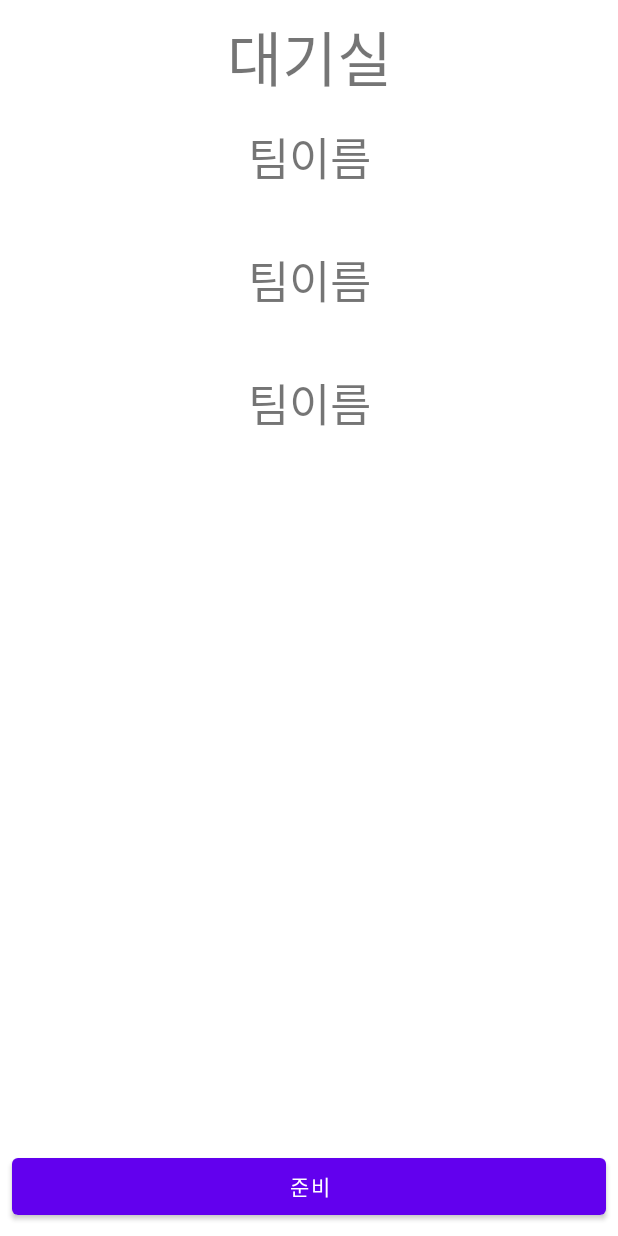
After one commit to bbackdo/bbackdo, an Android app: the layout activity_team.xml on its own in the app's theme, with its tools: preview values and no code run, on a phone screen of 412 x 824 dp. The commit adds this screen. Run offline under Robolectric (Android 15) with nearby library versions, the phone set to English and light mode, and no system bars.

Commit message:
뭐 많이함

```diff
--- a/app/src/main/java/com/example/bbackdo/MainActivity.kt
+++ b/app/src/main/java/com/example/bbackdo/MainActivity.kt
@@ -18,7 +18,7 @@ class MainActivity : AppCompatActivity() {
 
 
         main.testButton.setOnClickListener {
-            start<LoginActivity>()
+            start<TeamNumActivity>()
         }
 
         main.loginBtn.setOnClickListener {
--- /dev/null
+++ b/app/src/main/java/com/example/bbackdo/MemberAdapter.kt
@@ -0,0 +1,4 @@
+package com.example.bbackdo
+
+class MemberAdapter {
+}
--- /dev/null
+++ b/app/src/main/java/com/example/bbackdo/TeamAdapter.kt
@@ -0,0 +1,4 @@
+package com.example.bbackdo
+
+class TeamAdapter {
+}
--- /dev/null
+++ b/app/src/main/res/layout/activity_team.xml
@@ -0,0 +1,50 @@
+<?xml version="1.0" encoding="utf-8"?>
+
+<androidx.constraintlayout.widget.ConstraintLayout xmlns:android="http://schemas.android.com/apk/res/android"
+    xmlns:app="http://schemas.android.com/apk/res-auto"
+    xmlns:tools="http://schemas.android.com/tools"
+    android:layout_width="match_parent"
+    android:layout_height="match_parent"
+    tools:context=".TeamActivity"
+    tools:ignore="ContentDescription, SpUsage">
+
+    <TextView
+        android:id="@+id/teamTitle"
+        android:layout_width="0dp"
+        android:layout_height="50dp"
+        android:layout_margin="8dp"
+        android:text="대기실"
+        android:textAlignment="center"
+        android:textSize="40dp"
+        app:layout_constraintBottom_toTopOf="@id/recyclerView1"
+        app:layout_constraintEnd_toEndOf="parent"
+        app:layout_constraintStart_toStartOf="parent"
+        app:layout_constraintTop_toTopOf="parent" />
+
+
+    <androidx.recyclerview.widget.RecyclerView
+        android:id="@+id/recyclerView1"
+        android:layout_width="0dp"
+        android:layout_height="0dp"
+        android:layout_margin="8dp"
+        app:layout_constraintBottom_toTopOf="@id/readyButton"
+        app:layout_constraintEnd_toEndOf="parent"
+        app:layout_constraintStart_toStartOf="parent"
+        app:layout_constraintTop_toBottomOf="@+id/teamTitle"
+        tools:listitem="@layout/layout_team">
+
+    </androidx.recyclerview.widget.RecyclerView>
+
+    <Button
+        android:id="@+id/readyButton"
+        android:layout_width="0dp"
+        android:layout_height="50dp"
+        android:layout_margin="8dp"
+        android:text="준비"
+        app:layout_constraintBottom_toBottomOf="parent"
+        app:layout_constraintEnd_toEndOf="parent"
+        app:layout_constraintStart_toStartOf="parent"
+        app:layout_constraintTop_toBottomOf="@+id/recyclerView1" />
+
+
+</androidx.constraintlayout.widget.ConstraintLayout>
--- /dev/null
+++ b/app/src/main/res/layout/layout_team.xml
@@ -0,0 +1,34 @@
+<?xml version="1.0" encoding="utf-8"?>
+<androidx.constraintlayout.widget.ConstraintLayout xmlns:android="http://schemas.android.com/apk/res/android"
+    xmlns:app="http://schemas.android.com/apk/res-auto"
+    android:layout_width="match_parent"
+    android:layout_height="wrap_content"
+    xmlns:tools="http://schemas.android.com/tools">
+
+    <TextView
+        android:id="@+id/teamName"
+        android:layout_width="0dp"
+        android:layout_height="50dp"
+        android:layout_margin="8dp"
+        android:text="팀이름"
+        android:textAlignment="center"
+        android:textSize="30dp"
+        app:layout_constraintBottom_toTopOf="@+id/teamRcv"
+        app:layout_constraintEnd_toEndOf="parent"
+        app:layout_constraintStart_toStartOf="parent"
+        app:layout_constraintTop_toTopOf="parent" />
+
+    <androidx.recyclerview.widget.RecyclerView
+        android:id="@+id/teamRcv"
+        android:layout_width="0dp"
+        android:layout_height="wrap_content"
+        android:layout_margin="8dp"
+        tools:listitem="@layout/cell_member"
+        app:layout_constraintBottom_toBottomOf="parent"
+        app:layout_constraintEnd_toEndOf="parent"
+        app:layout_constraintStart_toStartOf="parent"
+        app:layout_constraintTop_toBottomOf="@id/teamName">
+
+    </androidx.recyclerview.widget.RecyclerView>
+
+</androidx.constraintlayout.widget.ConstraintLayout>
--- a/build.gradle
+++ b/build.gradle
@@ -11,7 +11,7 @@ buildscript {
     }
     dependencies {
         classpath 'com.android.tools.build:gradle:4.1.3'
-        classpath "org.jetbrains.kotlin:kotlin-gradle-plugin:$kotlin_version"
+        classpath "org.jetbrains.kotlin:kotlin-gradle-plugin:1.5.21"
         classpath 'com.google.gms:google-services:4.3.8'
 
         // NOTE: Do not place your application dependencies here; they belong
```
Also changed, not shown: app/src/main/AndroidManifest.xml (+6 -2 lines), app/src/main/java/com/example/bbackdo/RoomListActivity.kt (+11 -5 lines), app/src/main/java/com/example/bbackdo/TeamActivity.kt (added, +11 -0 lines), app/src/main/res/layout/activity_main.xml (+2 -10 lines), app/src/main/res/layout/cell_member.xml (added, +20 -0 lines), app/src/main/res/layout/dialog_make_room.xml (+9 -34 lines).
